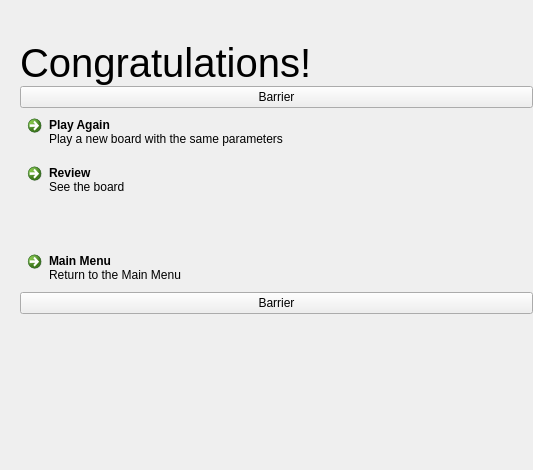
The window that game/congratulation.ui (vicr123/entertaining-mines) describes before a commit, drawn with Qt 5.
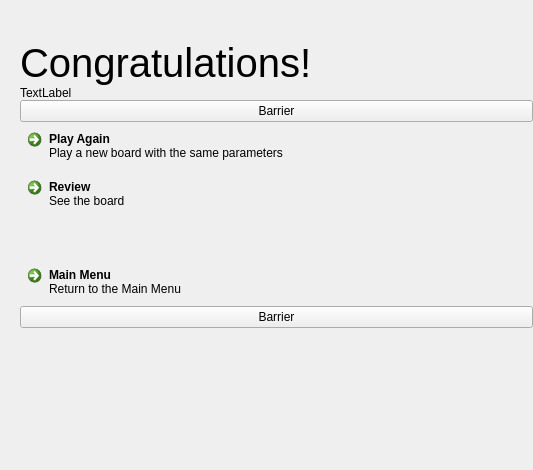
The same window after the commit. Icons and pictures are not drawn. Custom widgets are drawn as their Qt base class.

Commit message: Add information to win screen

```diff
--- a/game/congratulation.ui
+++ b/game/congratulation.ui
@@ -83,6 +83,16 @@
          </property>
         </widget>
        </item>
+       <item>
+        <widget class="QLabel" name="informationLabel">
+         <property name="text">
+          <string>TextLabel</string>
+         </property>
+         <property name="margin">
+          <number>9</number>
+         </property>
+        </widget>
+       </item>
        <item>
         <widget class="FocusBarrier" name="focusBarrierTop">
          <property name="text">
```
The commit also changes 172 other files.
